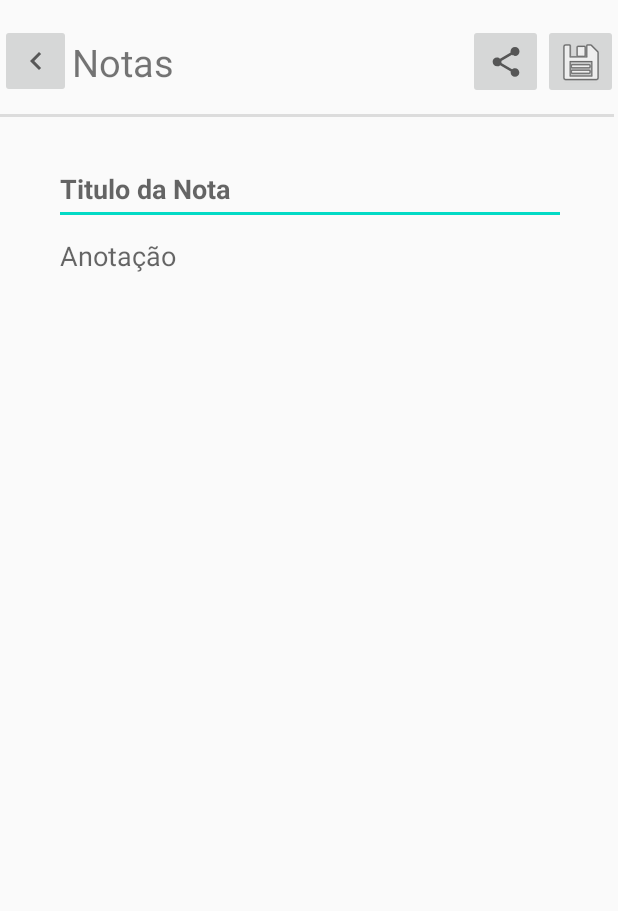
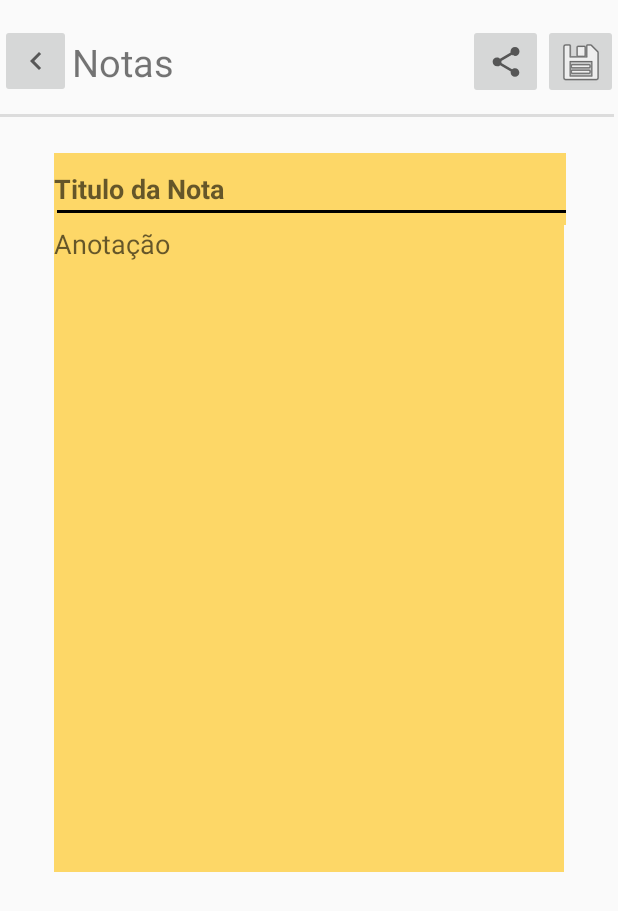
Before and after one commit to MiguelKuckoski/MindKeeper, an Android app: the screen it shows after launch (EditAnotacaoActivity), on a phone screen of 412 x 824 dp. Shown: the top 911 px of the screen. Run offline under Robolectric (Android 15) with nearby library versions, the phone set to English and light mode, and no system bars.

Commit message:
Telas reformuladas

```diff
--- a/app/src/main/res/layout/activity_anotacao.xml
+++ b/app/src/main/res/layout/activity_anotacao.xml
@@ -13,6 +13,7 @@
         android:layout_marginStart="36dp"
         android:layout_marginLeft="36dp"
         android:layout_marginTop="24dp"
+        android:background="#9AFFC107"
         android:hint="Titulo da Nota"
         android:textStyle="bold"
         app:layout_constraintStart_toStartOf="parent"
@@ -40,12 +41,11 @@
 
     <EditText
         android:id="@+id/textBody"
-        android:layout_width="334dp"
-        android:layout_height="433dp"
-        android:layout_marginStart="40dp"
-        android:layout_marginLeft="40dp"
-        android:layout_marginTop="8dp"
-        android:background="@null"
+        android:layout_width="340dp"
+        android:layout_height="431dp"
+        android:layout_marginStart="36dp"
+        android:layout_marginLeft="36dp"
+        android:background="#9AFFC107"
         android:color="#FFEB3B"
         android:ems="10"
         android:gravity="top"
@@ -62,6 +62,17 @@
         android:background="?android:attr/listDivider"
         app:layout_constraintEnd_toEndOf="parent"
         app:layout_constraintHorizontal_bias="0.0"
+        app:layout_constraintStart_toStartOf="parent"
+        app:layout_constraintTop_toTopOf="parent" />
+
+    <View
+        android:id="@+id/divider3"
+        android:layout_width="339dp"
+        android:layout_height="2dp"
+        android:layout_marginTop="140dp"
+        android:background="#000000"
+        app:layout_constraintEnd_toEndOf="parent"
+        app:layout_constraintHorizontal_bias="0.527"
         app:layout_constraintStart_toStartOf="parent"
         app:layout_constraintTop_toTopOf="parent" />
 
--- a/app/src/main/res/layout/activity_main.xml
+++ b/app/src/main/res/layout/activity_main.xml
@@ -8,13 +8,14 @@
 
     <ListView
         android:id="@+id/listViewAnotacoes"
-        android:layout_width="370dp"
-        android:layout_height="507dp"
+        android:layout_width="368dp"
+        android:layout_height="479dp"
         android:layout_marginStart="1dp"
         android:layout_marginLeft="1dp"
         android:layout_marginTop="36dp"
         android:layout_marginEnd="1dp"
         android:layout_marginRight="1dp"
+        android:clipToPadding="false"
         app:layout_constraintEnd_toEndOf="parent"
         app:layout_constraintHorizontal_bias="0.527"
         app:layout_constraintStart_toStartOf="parent"
```
